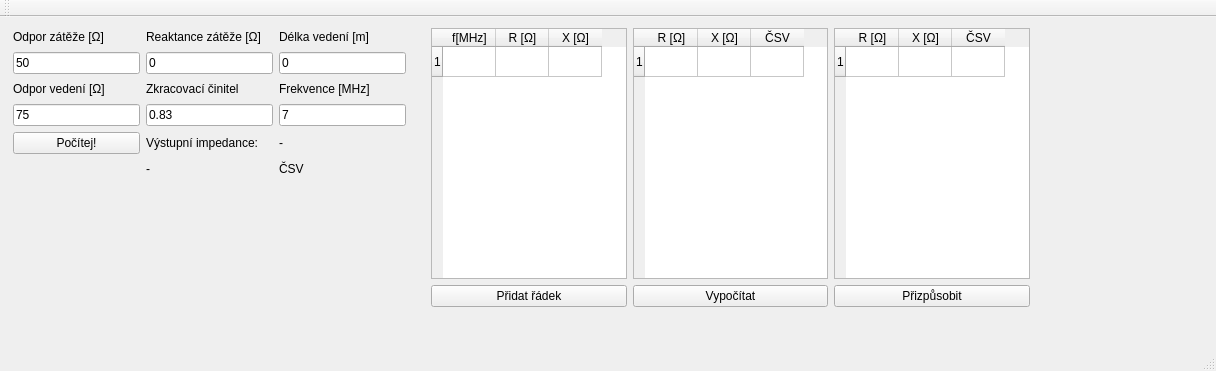
Hume2/ASW-Details, file jako_tl/mainwindow.ui: the form before one commit.
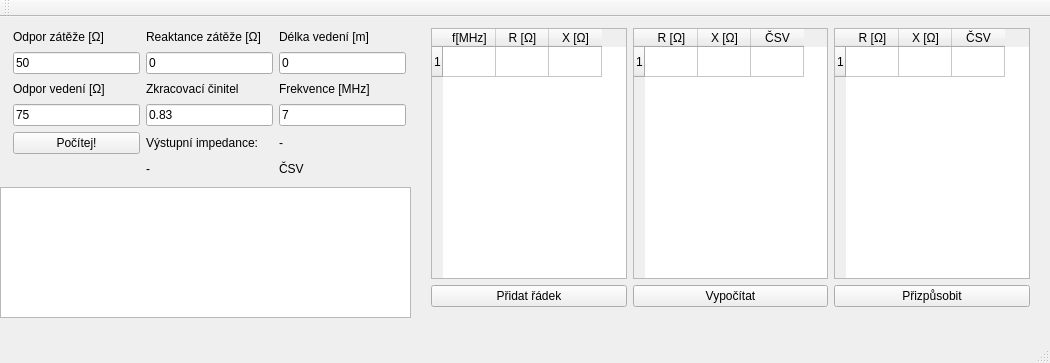
The form after the commit.

Patch:
```diff
--- a/jako_tl/mainwindow.ui
+++ b/jako_tl/mainwindow.ui
@@ -6,13 +6,28 @@
    <rect>
     <x>0</x>
     <y>0</y>
-    <width>1216</width>
-    <height>371</height>
+    <width>1050</width>
+    <height>363</height>
    </rect>
   </property>
+  <property name="minimumSize">
+   <size>
+    <width>1050</width>
+    <height>363</height>
+   </size>
+  </property>
+  <property name="maximumSize">
+   <size>
+    <width>1050</width>
+    <height>363</height>
+   </size>
+  </property>
   <property name="windowTitle">
    <string>ASW Details</string>
   </property>
+  <property name="tabShape">
+   <enum>QTabWidget::Rounded</enum>
+  </property>
   <widget class="QWidget" name="centralWidget">
    <widget class="QWidget" name="gridLayoutWidget">
     <property name="geometry">
@@ -292,6 +307,16 @@
      </item>
     </layout>
    </widget>
+   <widget class="QTextBrowser" name="t_prizpusobeni">
+    <property name="geometry">
+     <rect>
+      <x>0</x>
+      <y>170</y>
+      <width>411</width>
+      <height>131</height>
+     </rect>
+    </property>
+   </widget>
   </widget>
   <widget class="QMenuBar" name="menuBar">
    <property name="geometry">
```
Left out of the diff: 5 changed lines with no effect on the pictures.
